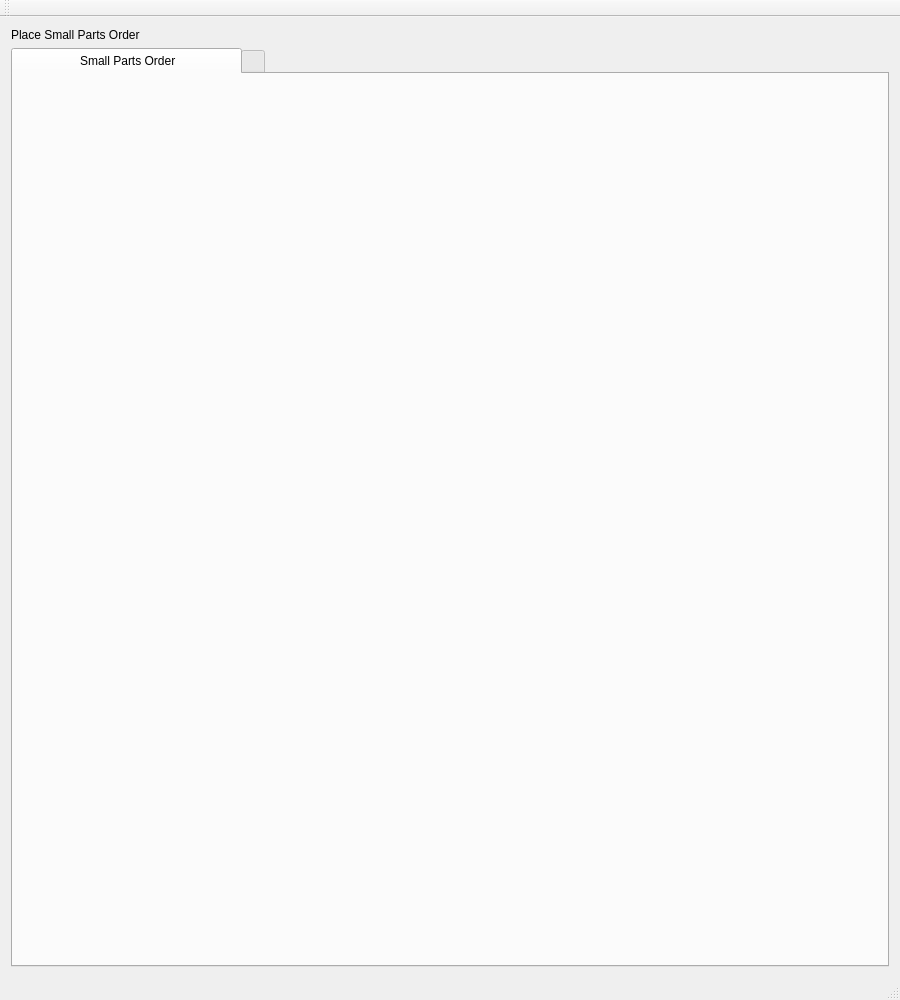
This is View/mainview.ui in topherMcDonald/SPO as Qt 5 draws it before an edit. The edited form follows.
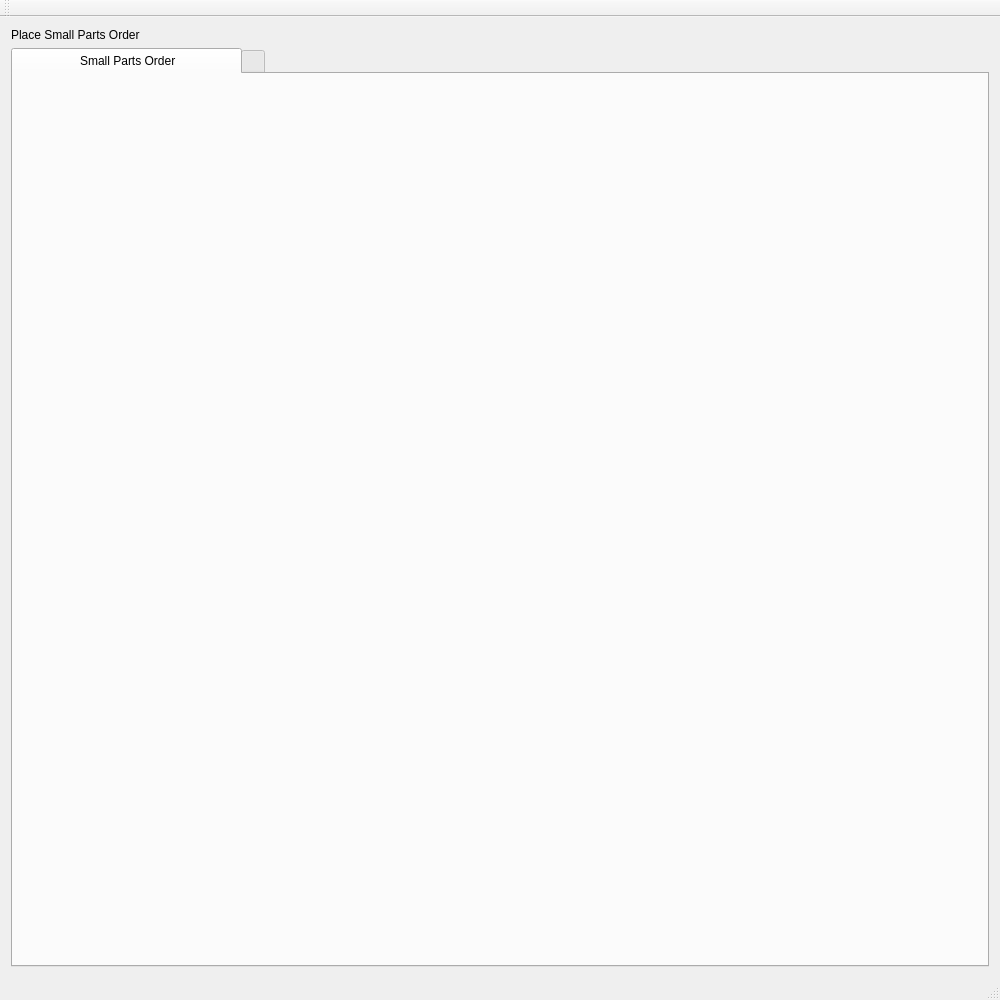
This is the edited form. Icons and pictures are not drawn.

Patch:
```diff
--- a/View/mainview.ui
+++ b/View/mainview.ui
@@ -6,7 +6,7 @@
    <rect>
     <x>0</x>
     <y>0</y>
-    <width>900</width>
+    <width>1000</width>
     <height>1000</height>
    </rect>
   </property>
```
Left out of the diff: 2 changed lines with no effect on the pictures.
